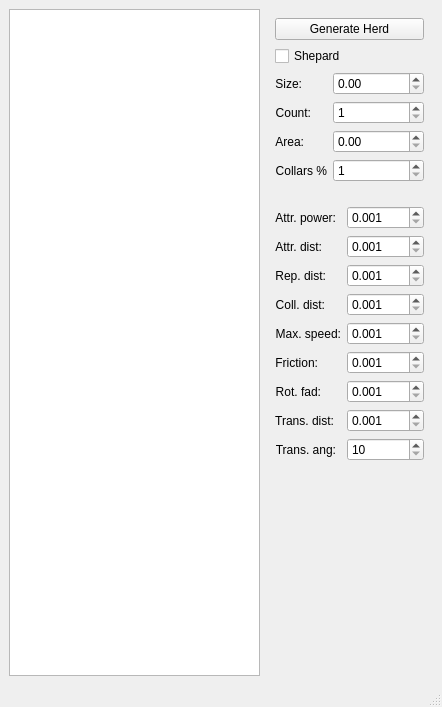
This is mainwindow.ui in IvanTsantsarov/herdmind-simulator as Qt 5 draws it before an edit. The edited form follows.
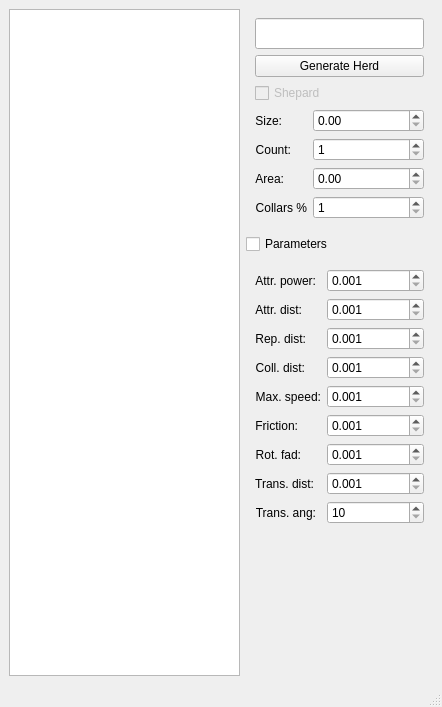
This is the edited form.

Diff of the .ui file:
```diff
--- a/mainwindow.ui
+++ b/mainwindow.ui
@@ -77,7 +77,37 @@
            </size>
           </property>
           <layout class="QGridLayout" name="gridLayout">
-           <item row="2" column="0">
+           <item row="3" column="0">
+            <widget class="QCheckBox" name="checkShepard">
+             <property name="enabled">
+              <bool>false</bool>
+             </property>
+             <property name="text">
+              <string>Shepard</string>
+             </property>
+            </widget>
+           </item>
+           <item row="1" column="0">
+            <layout class="QHBoxLayout" name="horizontalLayout_3">
+             <item>
+              <widget class="QLineEdit" name="editTime">
+               <property name="font">
+                <font>
+                 <pointsize>14</pointsize>
+                 <bold>true</bold>
+                </font>
+               </property>
+               <property name="alignment">
+                <set>Qt::AlignmentFlag::AlignRight|Qt::AlignmentFlag::AlignTrailing|Qt::AlignmentFlag::AlignVCenter</set>
+               </property>
+               <property name="readOnly">
+                <bool>true</bool>
+               </property>
+              </widget>
+             </item>
+            </layout>
+           </item>
+           <item row="5" column="0">
             <layout class="QFormLayout" name="formLayout_5">
              <item row="1" column="0">
               <widget class="QLabel" name="label_3">
@@ -161,23 +191,23 @@
              </item>
             </layout>
            </item>
-           <item row="0" column="0">
+           <item row="2" column="0">
             <widget class="QPushButton" name="btnGenerate">
              <property name="text">
               <string>Generate Herd</string>
              </property>
             </widget>
            </item>
-           <item row="1" column="0">
-            <widget class="QCheckBox" name="checkShepard">
-             <property name="text">
-              <string>Shepard</string>
-             </property>
-            </widget>
-           </item>
           </layout>
          </widget>
         </item>
+        <item>
+         <widget class="QCheckBox" name="checkParams">
+          <property name="text">
+           <string>Parameters</string>
+          </property>
+         </widget>
+        </item>
         <item>
          <widget class="QWidget" name="widgetSim" native="true">
           <property name="minimumSize">
```
Left out of the diff: 2 changed lines with no effect on the pictures.
